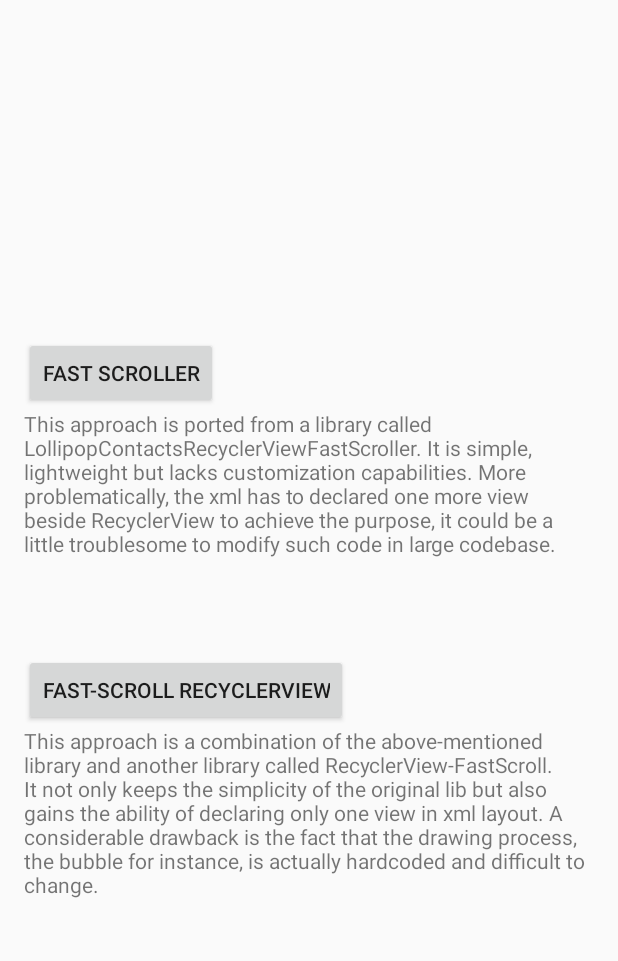
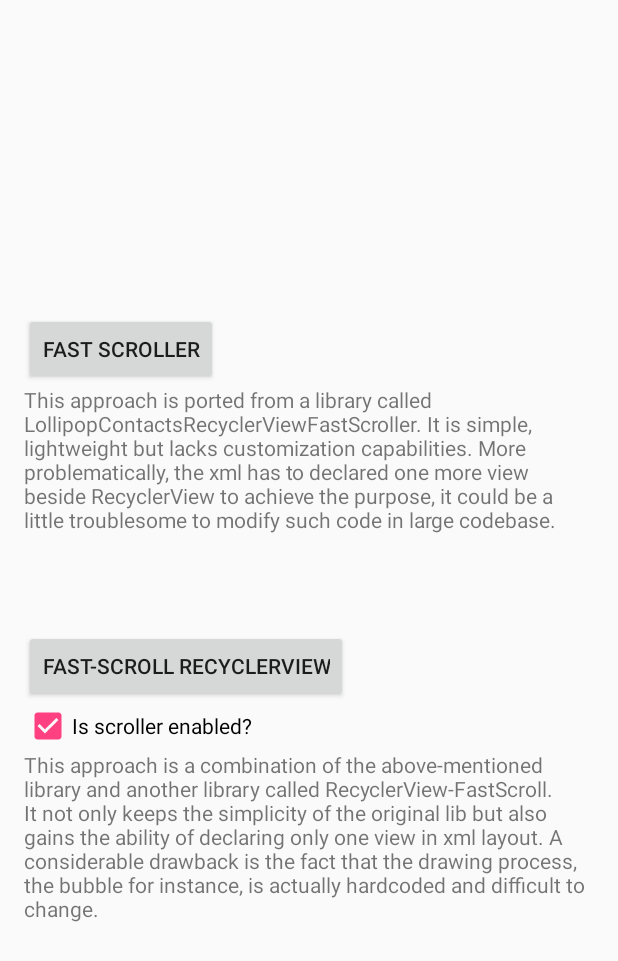
Before and after one commit to dcvh/AndroidFastScrollList, an Android app: the layout activity_main.xml on its own in the app's theme, with its tools: preview values and no code run, on a phone screen of 412 x 824 dp. Shown: the top 961 px of the screen. Run offline under Robolectric (Android 15) with nearby library versions, the phone set to English and light mode, and no system bars.

Commit message:
add option to disable scroller drawing

```diff
--- a/app/src/main/java/com/example/cpu10661/fastscrolldemo/FastScrollRecyclerView/FastScrollRVActivity.java
+++ b/app/src/main/java/com/example/cpu10661/fastscrolldemo/FastScrollRecyclerView/FastScrollRVActivity.java
@@ -14,6 +14,7 @@ import com.example.cpu10661.fastscrolldemo.Utils;
 public class FastScrollRVActivity extends AppCompatActivity {
 
     private static final String TAG = FastScrollRVActivity.class.getSimpleName();
+    public static final String ARG_IS_SCROLLER_DRAWING_ENABLED = "isScrollerDrawingEnabled";
 
     private FastScrollRVAdapter mAdapter;
     private FastScrollRecyclerView mRecyclerView;
@@ -26,6 +27,11 @@ public class FastScrollRVActivity extends AppCompatActivity {
         // basic recycler view
         mRecyclerView = findViewById(R.id.fast_scroll_recycler_view);
         mRecyclerView.setLayoutManager(new LinearLayoutManager(this, LinearLayoutManager.VERTICAL, false));
+
+        // enable scroller or not
+        boolean isScrollerDrawingEnabled =
+                getIntent() == null || getIntent().getBooleanExtra(ARG_IS_SCROLLER_DRAWING_ENABLED, true);
+        mRecyclerView.setScrollerDrawingEnabled(isScrollerDrawingEnabled);
 
         new LoadContactsTask().execute();
     }
--- a/app/src/main/res/layout/activity_main.xml
+++ b/app/src/main/res/layout/activity_main.xml
@@ -27,6 +27,13 @@
         android:layout_marginTop="64dp"
         android:text="@string/fast_scroll_recycler_view" />
 
+    <CheckBox
+        android:id="@+id/cb_scroller_enabled"
+        android:layout_width="wrap_content"
+        android:layout_height="wrap_content"
+        android:checked="true"
+        android:text="@string/scroller_enabled" />
+
     <TextView
         android:layout_width="match_parent"
         android:layout_height="wrap_content"
--- a/app/src/main/res/values/strings.xml
+++ b/app/src/main/res/values/strings.xml
@@ -7,4 +7,5 @@
     <string name="call_button">Call button</string>
     <string name="video_call_button">Video call button</string>
     <string name="profile_picture">Profile picture</string>
+    <string name="scroller_enabled">Is scroller enabled?</string>
 </resources>
```
Also changed, not shown: app/src/main/java/com/example/cpu10661/fastscrolldemo/FastScrollRecyclerView/FastScrollRecyclerView.java (+8 -1 lines), app/src/main/java/com/example/cpu10661/fastscrolldemo/MainActivity.java (+19 -5 lines), 1 other file.
